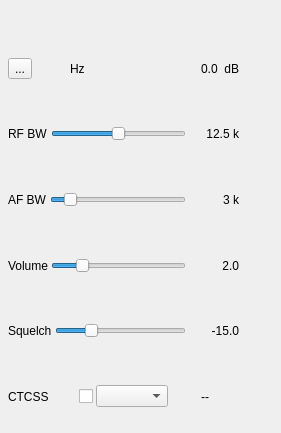
Before: the Qt Designer form plugins/channel/nfm/nfmdemodgui.ui in f4exb/sdrangel, drawn with Qt 5.
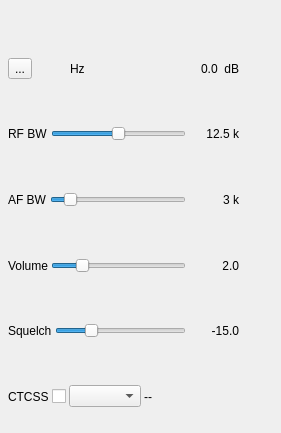
After: the same form once the commit is applied. Icons and pictures are not drawn. Custom widgets are drawn as their Qt base class.

Commit message: Fixed NFM CTCSS display layout. Enhanced NFM and channel analyzer channel power averaging

```diff
--- a/plugins/channel/nfm/nfmdemodgui.ui
+++ b/plugins/channel/nfm/nfmdemodgui.ui
@@ -370,6 +370,19 @@
         </property>
        </widget>
       </item>
+      <item>
+       <spacer name="ctcssSpacer">
+        <property name="orientation">
+         <enum>Qt::Horizontal</enum>
+        </property>
+        <property name="sizeHint" stdset="0">
+         <size>
+          <width>40</width>
+          <height>20</height>
+         </size>
+        </property>
+       </spacer>
+      </item>
      </layout>
     </item>
    </layout>
```
Left out of the diff: 3 changed lines with no effect on the pictures. The commit also changes 2 other files.
